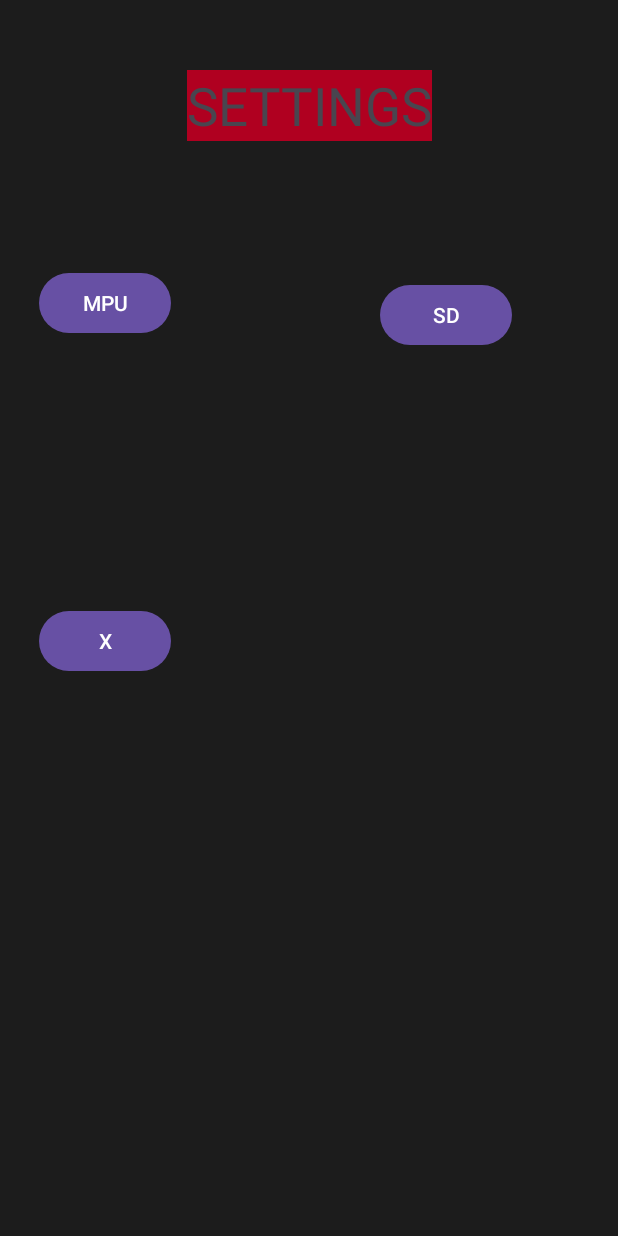
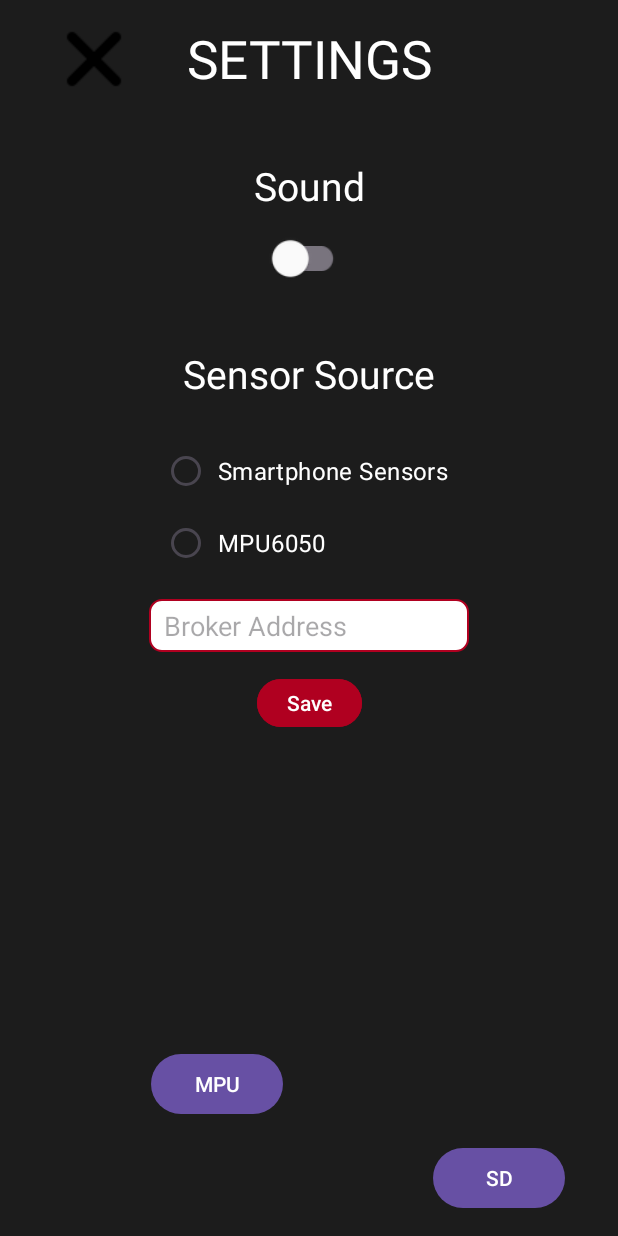
Before and after one commit to moritzsus/labyrinthApp, an Android app: the fragment SettingsFragment placed in its activity, on a phone screen of 412 x 824 dp. Run offline under Robolectric (Android 15) with nearby library versions, the phone set to English and light mode, and no system bars; libraries missing offline, so code that uses them is left out: org.eclipse.paho; 6 statements that could not run were skipped.

Commit message:
added ui elements on settingsFragment

```diff
--- a/app/src/main/java/com/example/labyrinthapp/MainActivity.java
+++ b/app/src/main/java/com/example/labyrinthapp/MainActivity.java
@@ -44,7 +44,7 @@ public class MainActivity extends AppCompatActivity implements SensorEventListen
     private MemoryPersistence persistence = new MemoryPersistence();
     private MqttClient client;
     private String TAG = MainActivity.class.getSimpleName();
-    // die IP-Adresse bitte in SharedPreferences und über Menü änderbar
+    //TODO die IP-Adresse bitte in SharedPreferences (und über Menü änderbar)
     private String BROKER = "tcp://broker.emqx.io:1883";
     private SensorManager sensorManager;
     private Sensor gyroSensor;
@@ -52,6 +52,7 @@ public class MainActivity extends AppCompatActivity implements SensorEventListen
     private final long SENSOR_UPDATE_INTERVAL = 500; // Intervall in Millisekunden
     private EditText nameText;
     static private MainActivity instance;
+    //TODO falls Zeit, ingame sound
 
     public MainActivity() {
         if(instance == null)
--- a/app/src/main/res/layout/fragment_settings.xml
+++ b/app/src/main/res/layout/fragment_settings.xml
@@ -4,34 +4,36 @@
     xmlns:tools="http://schemas.android.com/tools"
     android:layout_width="match_parent"
     android:layout_height="match_parent"
-    tools:context=".SettingsFragment">
+    tools:context=".SettingsFragment"
+    android:background="@color/backgroundColor">
 
     <TextView
         android:id="@+id/textViewSettings"
         android:layout_width="wrap_content"
         android:layout_height="wrap_content"
-        android:background="@color/design_default_color_error"
         android:text="SETTINGS"
+        android:textColor="@color/white"
         android:textSize="35dp"
         app:layout_constraintBottom_toBottomOf="parent"
         app:layout_constraintEnd_toEndOf="parent"
         app:layout_constraintHorizontal_bias="0.5"
         app:layout_constraintStart_toStartOf="parent"
         app:layout_constraintTop_toTopOf="parent"
-        app:layout_constraintVertical_bias="0.060000002" />
+        app:layout_constraintVertical_bias="0.01999998" />
 
-    <Button
+    <ImageButton
         android:id="@+id/button"
         android:layout_width="wrap_content"
         android:layout_height="wrap_content"
+        android:background="@color/backgroundColor"
         android:onClick="onCloseClick"
+        android:src="@drawable/icon_close"
         android:text="X"
         app:layout_constraintBottom_toBottomOf="parent"
-        app:layout_constraintEnd_toEndOf="parent"
-        app:layout_constraintHorizontal_bias="0.08"
+        app:layout_constraintEnd_toStartOf="@+id/textViewSettings"
         app:layout_constraintStart_toStartOf="parent"
         app:layout_constraintTop_toTopOf="parent"
-        app:layout_constraintVertical_bias="0.52" />
+        app:layout_constraintVertical_bias="0.01999998" />
 
     <Button
         android:id="@+id/button2"
@@ -39,22 +41,121 @@
         android:layout_height="wrap_content"
         android:onClick="onMPUClick"
         android:text="MPU"
-        app:layout_constraintBottom_toTopOf="@+id/button"
-        app:layout_constraintEnd_toEndOf="parent"
-        app:layout_constraintHorizontal_bias="0.08"
+        app:layout_constraintBottom_toBottomOf="parent"
+        app:layout_constraintEnd_toStartOf="@+id/button3"
         app:layout_constraintStart_toStartOf="parent"
-        app:layout_constraintTop_toTopOf="parent" />
+        app:layout_constraintTop_toTopOf="parent"
+        app:layout_constraintVertical_bias="0.9" />
 
     <Button
+        android:id="@+id/button3"
         android:layout_width="wrap_content"
         android:layout_height="wrap_content"
         android:onClick="onSDClick"
         android:text="SD"
-        app:layout_constraintBottom_toTopOf="@+id/button"
+        app:layout_constraintBottom_toBottomOf="parent"
         app:layout_constraintEnd_toEndOf="parent"
-        app:layout_constraintHorizontal_bias="0.662"
-        app:layout_constraintStart_toEndOf="@+id/button2"
-        app:layout_constraintTop_toTopOf="parent"
-        app:layout_constraintVertical_bias="0.524" />
+        app:layout_constraintHorizontal_bias="0.89"
+        app:layout_constraintStart_toStartOf="parent"
+        app:layout_constraintTop_toBottomOf="@+id/button2" />
+
+    <TextView
+        android:id="@+id/textView2"
+        android:layout_width="wrap_content"
+        android:layout_height="wrap_content"
+        android:text="Sound"
+        android:textColor="@color/white"
+        android:textSize="26dp"
+        app:layout_constraintBottom_toBottomOf="parent"
+        app:layout_constraintEnd_toEndOf="parent"
+        app:layout_constraintStart_toStartOf="parent"
+        app:layout_constraintTop_toBottomOf="@+id/textViewSettings"
+        app:layout_constraintVertical_bias="0.060000002" />
+
+    <com.google.android.material.switchmaterial.SwitchMaterial
+        android:id="@+id/switchMaterial"
+        android:layout_width="wrap_content"
+        android:layout_height="wrap_content"
+        android:scaleX="1.2"
+        android:scaleY="1.2"
+        app:layout_constraintBottom_toBottomOf="parent"
+        app:layout_constraintEnd_toEndOf="parent"
+        app:layout_constraintStart_toStartOf="parent"
+        app:layout_constraintTop_toBottomOf="@+id/textView2"
+        app:layout_constraintVertical_bias="0.00999999"
+        app:thumbTint="@color/white" />
+
+    <TextView
+        android:id="@+id/textViewSource"
+        android:layout_width="wrap_content"
+        android:layout_height="wrap_content"
+        android:text="Sensor Source"
+        android:textColor="@color/white"
+        android:textSize="26dp"
+        app:layout_constraintBottom_toBottomOf="parent"
+        app:layout_constraintEnd_toEndOf="parent"
+        app:layout_constraintStart_toStartOf="parent"
+        app:layout_constraintTop_toBottomOf="@+id/switchMaterial"
+        app:layout_constraintVertical_bias="0.060000002" />
+
+    <RadioGroup
+        android:id="@+id/radioGroup"
+        android:layout_width="wrap_content"
+        android:layout_height="wrap_content"
+        android:padding="5dp"
+        app:layout_constraintBottom_toBottomOf="parent"
+        app:layout_constraintEnd_toEndOf="parent"
+        app:layout_constraintStart_toStartOf="parent"
+        app:layout_constraintTop_toBottomOf="@+id/textViewSource"
+        app:layout_constraintVertical_bias="0.04000002">
+
+        <RadioButton
+            android:id="@+id/radioButton2"
+            android:layout_width="match_parent"
+            android:layout_height="wrap_content"
+            android:padding="5dp"
+            android:text="Smartphone Sensors"
+            android:textColor="@color/white"
+            android:textSize="16dp" />
+
+        <RadioButton
+            android:id="@+id/radioButton"
+            android:layout_width="match_parent"
+            android:layout_height="wrap_content"
+            android:padding="5dp"
+            android:text="MPU6050"
+            android:textColor="@color/white"
+            android:textSize="16dp" />
+    </RadioGroup>
+
+    <EditText
+        android:id="@+id/editTextBroker"
+        android:layout_width="wrap_content"
+        android:layout_height="35dp"
+        android:background="@drawable/rounded_edittext_background"
+        android:ems="10"
+        android:hint="Broker Address"
+        android:inputType="text"
+        android:paddingLeft="10dp"
+        android:paddingRight="10dp"
+        android:textColor="@color/black"
+        app:layout_constraintBottom_toBottomOf="parent"
+        app:layout_constraintEnd_toEndOf="parent"
+        app:layout_constraintStart_toStartOf="parent"
+        app:layout_constraintTop_toBottomOf="@+id/radioGroup"
+        app:layout_constraintVertical_bias="0.01999998" />
+
+    <Button
+        android:id="@+id/buttonSave"
+        android:layout_width="70dp"
+        android:layout_height="40dp"
+        android:padding="0dp"
+        android:backgroundTint="@color/design_default_color_error"
+        android:text="Save"
+        app:layout_constraintBottom_toBottomOf="parent"
+        app:layout_constraintEnd_toEndOf="parent"
+        app:layout_constraintStart_toStartOf="parent"
+        app:layout_constraintTop_toBottomOf="@+id/editTextBroker"
+        app:layout_constraintVertical_bias="0.04000002" />
 
 </androidx.constraintlayout.widget.ConstraintLayout>
```
Also changed, not shown: app/src/main/res/drawable/icon_close.png (added).
